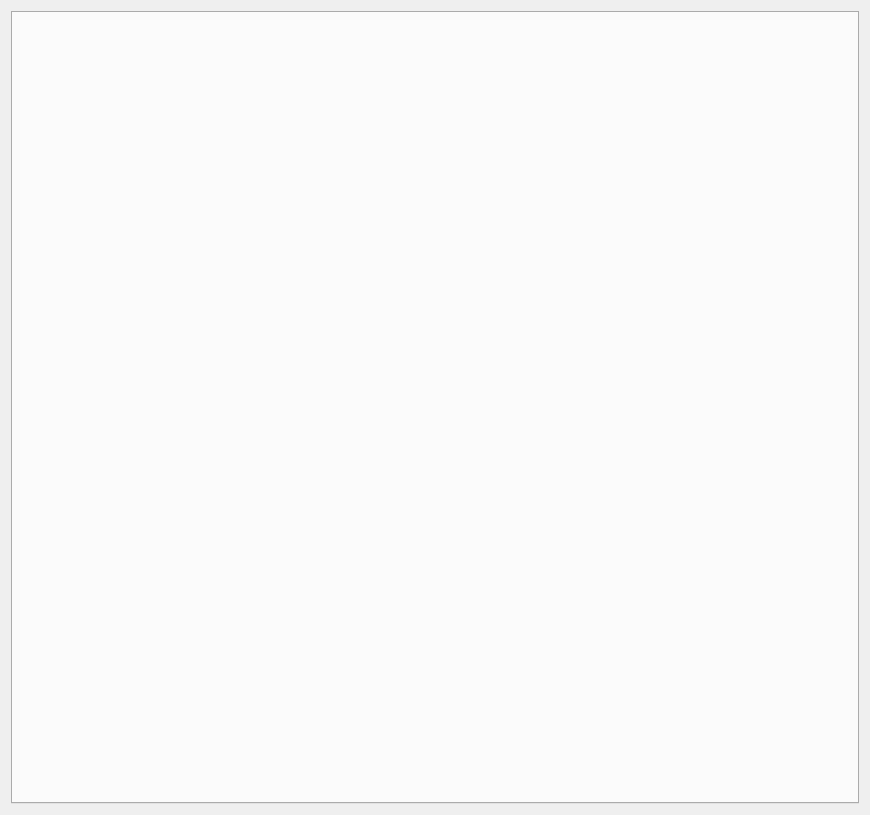
First picture: the form in client/qt/config.ui, repository LaKabane/tNETacle, before the edit.
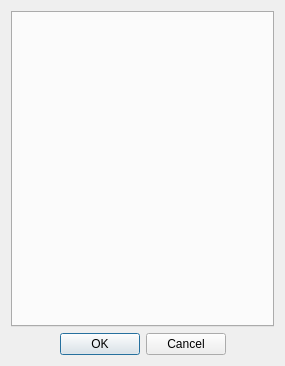
Second picture: the form after the edit.

Commit message: add config in icons menu and add a ok/reject tool bar

The edit to the form file:
```diff
--- a/client/qt/config.ui
+++ b/client/qt/config.ui
@@ -6,14 +6,14 @@
    <rect>
     <x>0</x>
     <y>0</y>
-    <width>870</width>
-    <height>815</height>
+    <width>285</width>
+    <height>366</height>
    </rect>
   </property>
   <property name="windowTitle">
    <string>Form</string>
   </property>
-  <layout class="QHBoxLayout" name="horizontalLayout">
+  <layout class="QVBoxLayout" name="verticalLayout">
    <item>
     <widget class="QTabWidget" name="tabultation">
      <property name="currentIndex">
@@ -21,6 +21,16 @@
      </property>
     </widget>
    </item>
+   <item>
+    <widget class="QDialogButtonBox" name="okOrReject">
+     <property name="standardButtons">
+      <set>QDialogButtonBox::Cancel|QDialogButtonBox::Ok</set>
+     </property>
+     <property name="centerButtons">
+      <bool>true</bool>
+     </property>
+    </widget>
+   </item>
   </layout>
  </widget>
  <resources/>
```
The commit also changes 10 other files.
